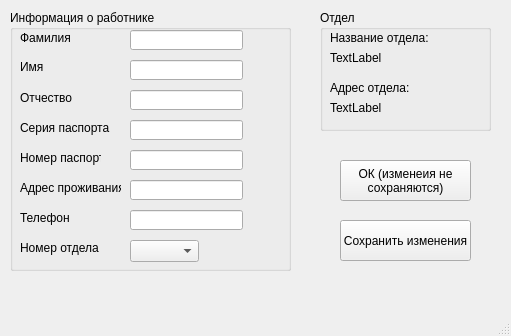
Old version of the form src/resources/InfoAboutWorker.ui in the repository Sukulent-Ind/caseApplication.
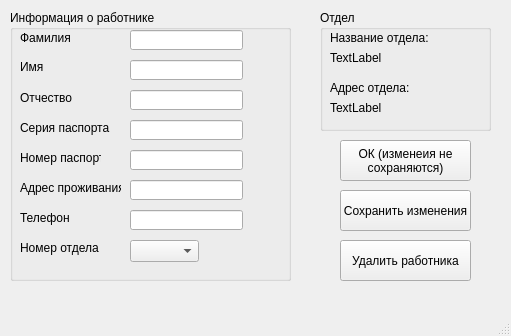
New version of the form.

What changed in the file:
```diff
--- a/src/resources/InfoAboutWorker.ui
+++ b/src/resources/InfoAboutWorker.ui
@@ -20,7 +20,7 @@
       <x>10</x>
       <y>10</y>
       <width>281</width>
-      <height>261</height>
+      <height>271</height>
      </rect>
     </property>
     <property name="title">
@@ -280,7 +280,7 @@
     <property name="geometry">
      <rect>
       <x>340</x>
-      <y>160</y>
+      <y>140</y>
       <width>131</width>
       <height>41</height>
      </rect>
@@ -294,7 +294,7 @@
     <property name="geometry">
      <rect>
       <x>340</x>
-      <y>220</y>
+      <y>190</y>
       <width>131</width>
       <height>41</height>
      </rect>
@@ -303,6 +303,19 @@
      <string>Сохранить изменения</string>
     </property>
    </widget>
+   <widget class="QPushButton" name="delete_worker">
+    <property name="geometry">
+     <rect>
+      <x>340</x>
+      <y>240</y>
+      <width>131</width>
+      <height>41</height>
+     </rect>
+    </property>
+    <property name="text">
+     <string>Удалить работника</string>
+    </property>
+   </widget>
   </widget>
   <widget class="QMenuBar" name="menubar">
    <property name="geometry">
```
